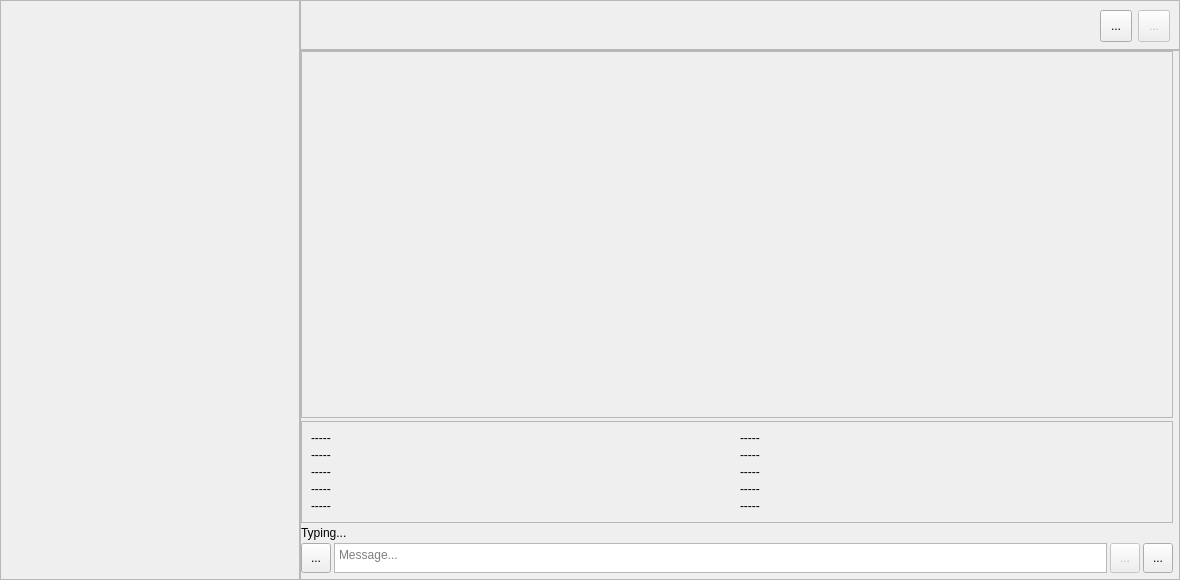
This is widgets/chats_widget.ui in 4malgama/achat-client as Qt 5 draws it before an edit. The edited form follows.
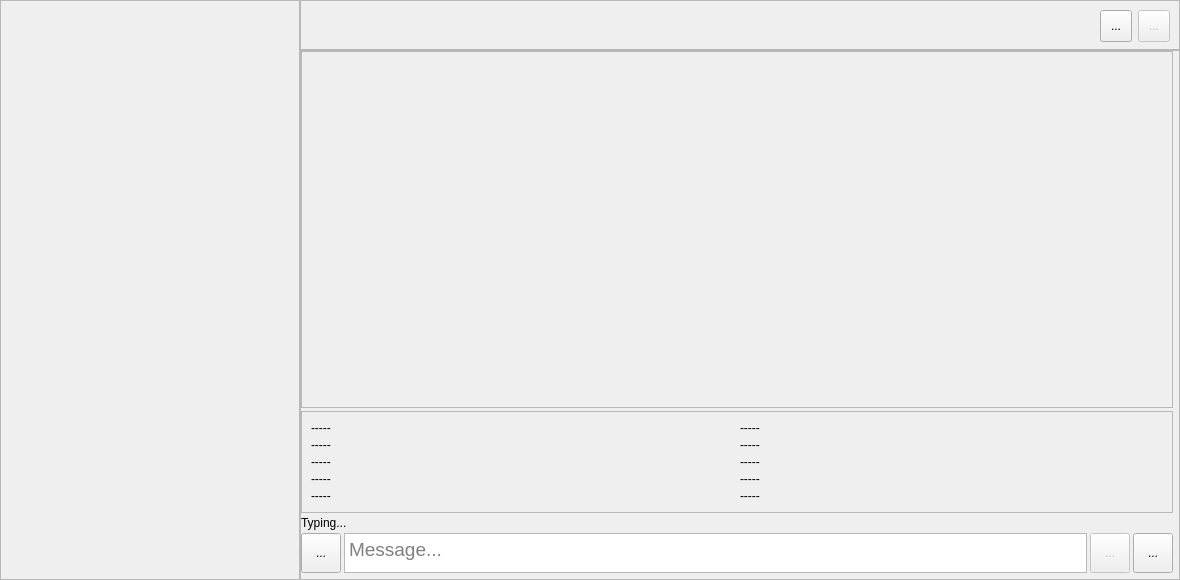
This is the edited form. Icons and pictures are not drawn.

```diff
--- a/widgets/chats_widget.ui
+++ b/widgets/chats_widget.ui
@@ -336,14 +336,14 @@
        <widget class="QToolButton" name="btnAttach">
         <property name="minimumSize">
          <size>
-          <width>30</width>
-          <height>30</height>
+          <width>40</width>
+          <height>40</height>
          </size>
         </property>
         <property name="maximumSize">
          <size>
-          <width>30</width>
-          <height>30</height>
+          <width>40</width>
+          <height>40</height>
          </size>
         </property>
         <property name="cursor">
@@ -374,7 +374,7 @@
            <x>0</x>
            <y>0</y>
            <width>870</width>
-           <height>353</height>
+           <height>343</height>
           </rect>
          </property>
          <property name="sizePolicy">
@@ -407,14 +407,14 @@
         </property>
         <property name="minimumSize">
          <size>
-          <width>30</width>
-          <height>30</height>
+          <width>40</width>
+          <height>40</height>
          </size>
         </property>
         <property name="maximumSize">
          <size>
-          <width>30</width>
-          <height>30</height>
+          <width>40</width>
+          <height>40</height>
          </size>
         </property>
         <property name="cursor">
@@ -446,9 +446,14 @@
         <property name="maximumSize">
          <size>
           <width>16777215</width>
-          <height>30</height>
+          <height>40</height>
          </size>
         </property>
+        <property name="font">
+         <font>
+          <pointsize>14</pointsize>
+         </font>
+        </property>
         <property name="placeholderText">
          <string>Message...</string>
         </property>
@@ -458,14 +463,14 @@
        <widget class="QToolButton" name="btnSend">
         <property name="minimumSize">
          <size>
-          <width>30</width>
-          <height>30</height>
+          <width>40</width>
+          <height>40</height>
          </size>
         </property>
         <property name="maximumSize">
          <size>
-          <width>30</width>
-          <height>30</height>
+          <width>40</width>
+          <height>40</height>
          </size>
         </property>
         <property name="cursor">
```
